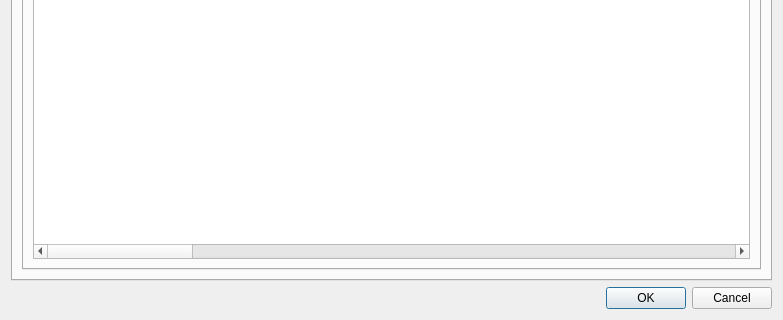
duncan-r/ModCheck, file mod_check/forms/ui_runvariables_check_dialog.ui: the form before one commit; both pictures show x 0 to 783 and y 264 to 584 of the 783 by 584 pixel window.
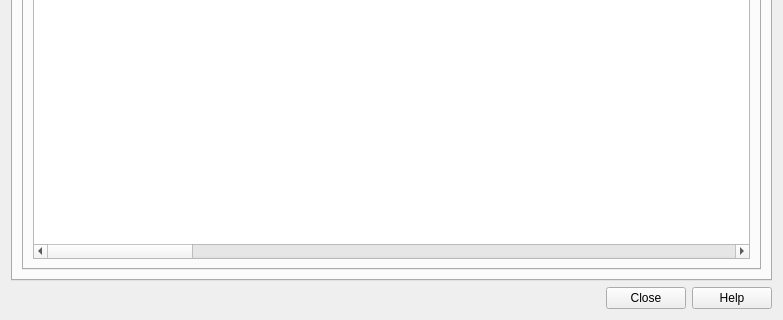
The form after the commit. Custom widgets are drawn as their Qt base class.

Commit message: Tweaked update to Dialog base class setup.

```diff
--- a/mod_check/forms/ui_runvariables_check_dialog.ui
+++ b/mod_check/forms/ui_runvariables_check_dialog.ui
@@ -620,7 +620,7 @@
       <enum>Qt::Horizontal</enum>
      </property>
      <property name="standardButtons">
-      <set>QDialogButtonBox::Cancel|QDialogButtonBox::Ok</set>
+      <set>QDialogButtonBox::Close|QDialogButtonBox::Help</set>
      </property>
     </widget>
    </item>
```
The commit also changes 9 other files.
